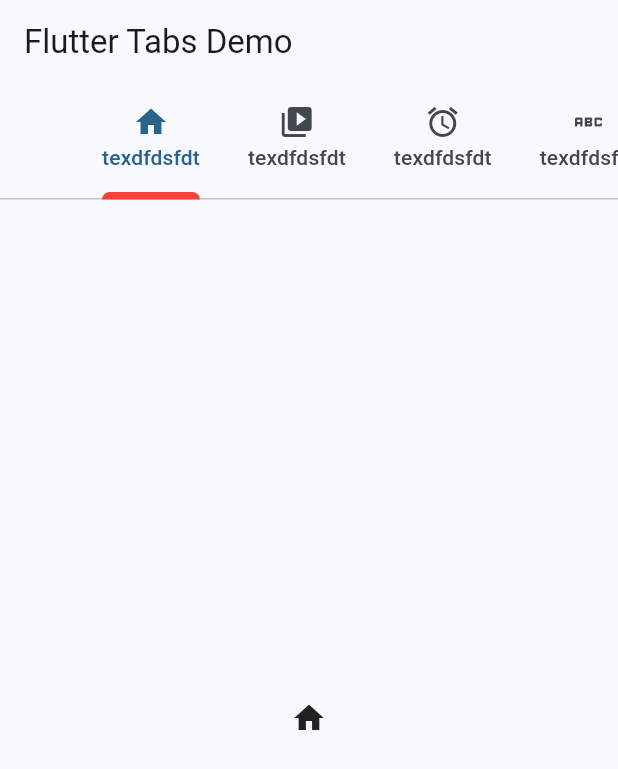
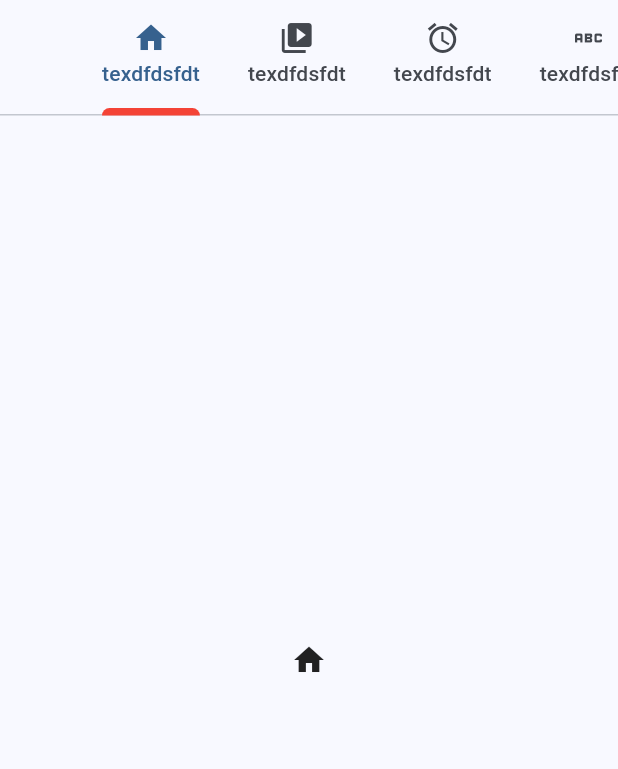
Before and after one commit to oirad360/corso_flutter, a Flutter app: the screen it shows after launch, on a phone screen of 412 x 824 dp. Shown: the top 769 px of the screen. Run offline on Flutter 3.47's test engine with Material 3 defaults, Android fonts, the phone set to English and light mode, and no system bars.

Commit message:
tabbar senza titolo

```diff
--- a/lib/main.dart
+++ b/lib/main.dart
@@ -13,15 +13,17 @@ class MyApp extends StatelessWidget {
     return MaterialApp(
       title: 'Flutter Demo',
       theme: ThemeData(
-        colorScheme: ColorScheme.fromSeed(seedColor: Colors.lightBlue),
+        colorScheme: ColorScheme.fromSeed(seedColor: Colors.blue),
         useMaterial3: true,
       ),
       home: DefaultTabController(
         length: 9, // deve matchare il numero di tab
         child: Scaffold(
           appBar: AppBar(
-            title: const Text('Flutter Tabs Demo'),
-            bottom: TabBar(
+            flexibleSpace: const Column(
+              mainAxisAlignment: MainAxisAlignment.end,
+              children: [
+                TabBar(
                   indicatorColor: Colors.red, // indicator è la barra sotto la tab selezionata
                   indicatorSize: TabBarIndicatorSize.label,
                   indicatorWeight: 5,
@@ -42,8 +44,10 @@ class MyApp extends StatelessWidget {
                     Tab(icon: Icon(Icons.account_balance_rounded), text: 'texdfdsfdt'),
                   ],
                 ),
+              ],
             ),
-          body: TabBarView( // qui possiamo aggiungere i contenuti rispettivamente della prima e seconda tab (ecc...)
+          ),
+          body: const TabBarView( // qui possiamo aggiungere i contenuti rispettivamente della prima e seconda tab (ecc...)
             children: [
               Icon(Icons.home),
               Icon(Icons.video_collection),
```
Lines whose indentation alone changed are shown as unchanged.
